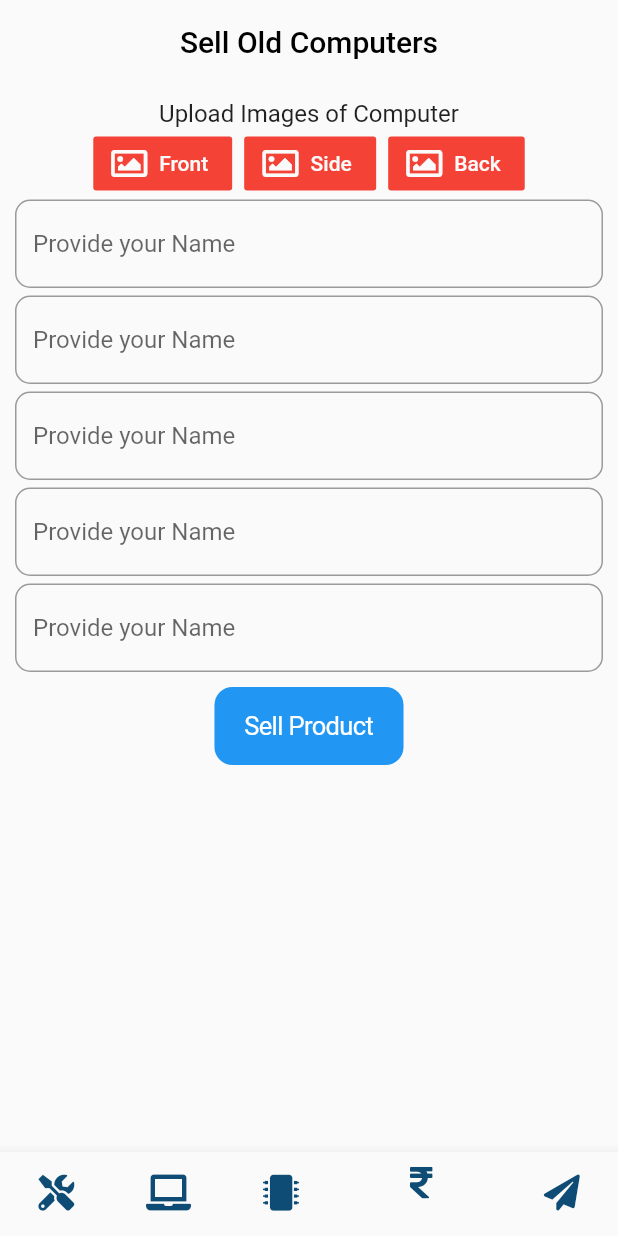
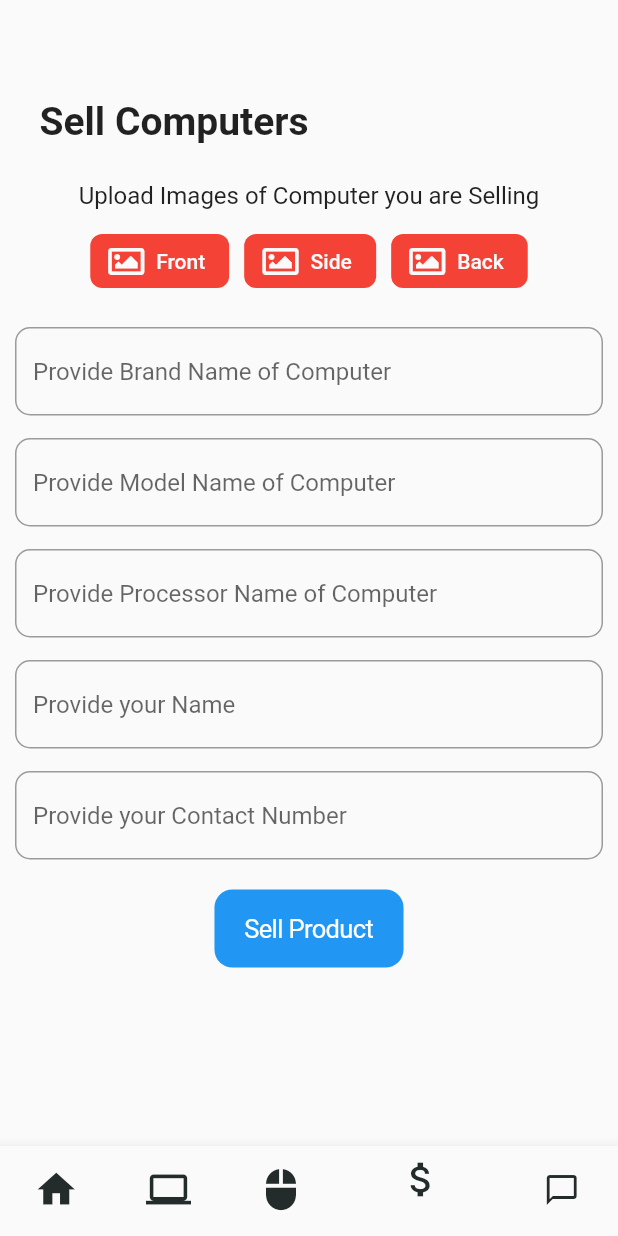
Before and after one commit to RajSolai/adcomputers_app, a Flutter app: the screen it shows after launch, item 4 of the bottom bar chosen, after a tap on "Front", on a phone screen of 412 x 824 dp. Run offline on Flutter 3.47's test engine with Material 2 defaults, Android fonts, the phone set to English and light mode, and no system bars; our stand-ins replace font_awesome_flutter, image_picker, random_string, shared_preferences; network calls fail.

Commit message:
complete revamp in ui

```diff
--- /dev/null
+++ b/lib/components/clickcard.dart
@@ -0,0 +1,41 @@
+import 'package:flutter/cupertino.dart';
+import 'package:flutter/material.dart';
+
+class ClickCard extends StatelessWidget {
+  final coverimg, textcolor, content;
+  ClickCard({this.coverimg, this.textcolor, this.content});
+  @override
+  Widget build(BuildContext context) {
+    return Container(
+        margin: EdgeInsets.all(5.0),
+        padding: EdgeInsets.all(3.0),
+        child: GestureDetector(
+          onTap: ()=>print("hello"),
+          child: Container(
+            height: 200,
+            width: 180,
+            decoration: BoxDecoration(
+                borderRadius: BorderRadius.circular(12),
+                image: DecorationImage(
+                    image: AssetImage(coverimg),
+                    fit: BoxFit.cover,
+                    colorFilter: ColorFilter.mode(
+                        Color(0xff232b2b),
+                        BlendMode.dst
+                    )
+                ),
+            ),
+            child: Container(
+              margin: EdgeInsets.fromLTRB(15, 15, 0, 0),
+              child: Text(
+                content,
+                style: TextStyle(
+                    color: textcolor,
+                    fontSize: 20,
+                    fontWeight: FontWeight.w600),
+              ),
+            ),
+          ),
+        ));
+  }
+}
--- a/lib/screens/home.dart
+++ b/lib/screens/home.dart
@@ -1,10 +1,12 @@
 import 'package:adcomputers_app/screens/tabs/buyp.dart';
 import 'package:adcomputers_app/screens/tabs/repair.dart';
 import 'package:adcomputers_app/screens/tabs/sell.dart';
+import 'package:flutter/cupertino.dart';
 import 'package:font_awesome_flutter/font_awesome_flutter.dart';
 import "package:flutter/material.dart";
 import 'package:adcomputers_app/screens/tabs/buy.dart';
 import 'package:adcomputers_app/screens/tabs/contact.dart';
+import 'package:cupertino_icons/cupertino_icons.dart' as cuicons;
 
 
 class Home extends StatefulWidget {
@@ -47,56 +49,61 @@ class _HomeState extends State<Home> {
               title: Text(
                 "Repair & Service",
                 style: TextStyle(
-                    color: Color(0xff0f4c75)
+                    color: Color(0xff232b2b)
                 ),
               ),
-              icon: FaIcon(
-                FontAwesomeIcons.tools,
-                color: Color(0xff0f4c75),
+              icon: Icon(
+                Icons.home,
+                  size: 30.0,
+                  color: Color(0xff232b2b)
               )),
           BottomNavigationBarItem(
               title: Text(
                 "Buy Computers",
                 style: TextStyle(
-                    color: Color(0xff0f4c75)
+                    color: Color(0xff232b2b)
                 ),
               ),
-              icon: FaIcon(
-                FontAwesomeIcons.laptop,
-                color: Color(0xff0f4c75),
+              icon: Icon(
+                  Icons.laptop,
+                  size: 30.0,
+                  color: Color(0xff232b2b)
               )),
           BottomNavigationBarItem(
               title: Text(
                 "Buy Peripherals",
                 style: TextStyle(
-                    color: Color(0xff0f4c75)
+                    color: Color(0xff232b2b)
                 ),
               ),
-              icon: FaIcon(
-                FontAwesomeIcons.microchip,
-                color: Color(0xff0f4c75),
-              )),
+              icon: Icon(
+                Icons.mouse,
+                  size: 30.0,
+                  color: Color(0xff232b2b)
+              )
+          ),
           BottomNavigationBarItem(
               title: Text(
                 "Sell Computers",
                 style: TextStyle(
-                    color: Color(0xff0f4c75)
+                    color: Color(0xff232b2b)
                 ),
               ),
-              icon: FaIcon(
-                  FontAwesomeIcons.rupeeSign,
-                  color: Color(0xff0f4c75)
+              icon: Icon(
+                  Icons.attach_money,
+                  size: 30.0,
+                  color: Color(0xff232b2b)
               )),
           BottomNavigationBarItem(
               title: Text(
                 "Chat",
                 style: TextStyle(
-                  color: Color(0xff0f4c75)
+                  color: Color(0xff232b2b)
                 ),
               ),
-              icon: FaIcon(
-                FontAwesomeIcons.solidPaperPlane,
-                color: Color(0xff0f4c75)
+              icon: Icon(
+                Icons.chat_bubble_outline,
+                color: Color(0xff232b2b)
               )),
         ],
         onTap: (index) {
--- a/lib/screens/splash.dart
+++ b/lib/screens/splash.dart
@@ -13,6 +13,7 @@ class _SplashState extends State<Splash> {
     SharedPreferences _prefs = await SharedPreferences.getInstance();
     if(_prefs.get("uid")==null){
       _prefs.setString("uid", randomString(10));
+      _prefs.setString("name", "");
       _navigator();
     }else{
       _navigator();
--- a/lib/screens/tabs/repair.dart
+++ b/lib/screens/tabs/repair.dart
@@ -1,4 +1,6 @@
+import 'package:flutter/cupertino.dart';
 import 'package:flutter/material.dart';
+import 'package:adcomputers_app/components/clickcard.dart';
 
 class Repair extends StatefulWidget {
   @override
@@ -10,17 +12,57 @@ class _RepairState extends State<Repair> {
   Widget build(BuildContext context) {
     return Scaffold(
       appBar: AppBar(
-        title: Text(
-          "Repair Computers",
-          style: TextStyle(
-              color: Colors.black
-          ),
-        ),
+        actions: [
+          IconButton(
+            onPressed: () => print("hello"),
+            icon: Icon(
+              CupertinoIcons.profile_circled,
+              size: 30.0,
+              color: Colors.black,
+            ),
+          )
+        ],
       ),
       body: Container(
         child: SingleChildScrollView(
           child: Column(
-
+            children: [
+              Container(
+                margin: EdgeInsets.fromLTRB(0, 0, 180, 0),
+                padding: EdgeInsets.all(5.0),
+                child: Text(
+                  "AD Computers",
+                  style: TextStyle(fontWeight: FontWeight.bold, fontSize: 26.0),
+                ),
+              ),
+              SizedBox(
+                height: 30.0,
+              ),
+              Row(
+                children: [
+                  ClickCard(
+                      content: "Physical Damage Repairs",
+                      coverimg: "assets/lapbro.jpg",
+                      textcolor: Colors.black),
+                  ClickCard(
+                      content: "RAM/HDD Upgrade",
+                      coverimg: "assets/rampic.jpg",
+                      textcolor: Colors.white),
+                ],
+              ),
+              Row(
+                children: [
+                  ClickCard(
+                      content: "Data Recovery",
+                      coverimg: "assets/datar.jpg",
+                      textcolor: Colors.white),
+                  ClickCard(
+                      content: "Trouble shooting",
+                      coverimg: "assets/tshoot.jpg",
+                      textcolor: Colors.white),
+                ],
+              ),
+            ],
           ),
         ),
       ),
--- a/lib/screens/tabs/sell.dart
+++ b/lib/screens/tabs/sell.dart
@@ -39,20 +39,17 @@ class _SellState extends State<Sell> {
     });
   }
 
-  Future postProduct() async{
-    await http.post(
-      "http",
-      body: {
-        "frontimg":base64Encode(frontImage),
-        "sideimg":base64Encode(sideImage),
-        "backimg":base64Encode(backImage),
-        "brand":brand,
-        "model":model,
-        "cpu":cpu,
-        "name":name,
-        "contact":contact
-      }
-    );
+  Future postProduct() async {
+    await http.post("http://fast-atoll-71004.herokuapp.com/api/sell", body: {
+      "frontimg": base64Encode(frontImage),
+      "sideimg": base64Encode(sideImage),
+      "backimg": base64Encode(backImage),
+      "brand": brand,
+      "model": model,
+      "cpu": cpu,
+      "name": name,
+      "contact": contact
+    });
   }
 
   String base64Encode(bytes) => base64.encode(bytes);
@@ -60,28 +57,40 @@ class _SellState extends State<Sell> {
   @override
   Widget build(BuildContext context) {
     return Scaffold(
-      appBar: AppBar(
-        centerTitle: true,
-        title: Text(
-          "Sell Old Computers",
-          style: TextStyle(
-              color: Colors.black
-          ),
-        ),
-      ),
+      appBar: AppBar(),
       body: Container(
         padding: EdgeInsets.all(10.0),
         child: SingleChildScrollView(
           child: Column(
             children: [
+              Container(
+                margin: EdgeInsets.fromLTRB(0, 0, 180, 0),
+                padding: EdgeInsets.fromLTRB(0, 0, 0, 5.0),
+                child: Text(
+                  "Sell Computers",
+                  style: TextStyle(
+                      fontWeight: FontWeight.bold,
+                      fontSize: 26.0
+                  ),
+                ),
+              ),
+              SizedBox(
+                height: 20.0,
+              ),
               Text(
-                "Upload Images of Computer",
+                "Upload Images of Computer you are Selling",
                 style: TextStyle(fontSize: 16.0),
+              ),
+              SizedBox(
+                height: 10.0,
               ),
               Row(
                 mainAxisAlignment: MainAxisAlignment.center,
                 children: [
                   FlatButton.icon(
+                      shape: RoundedRectangleBorder(
+                          borderRadius: BorderRadius.circular(8.0)
+                      ),
                       onPressed: () => getImage(1),
                       color: isImageUploaded1 ? Colors.green : Colors.red,
                       icon: FaIcon(FontAwesomeIcons.image,
@@ -90,8 +99,11 @@ class _SellState extends State<Sell> {
                         "Front",
                         style: TextStyle(color: Color(0xfffafafa)),
                       )),
-                  SizedBox(width: 8.0),
+                  SizedBox(width: 10.0),
                   FlatButton.icon(
+                    shape: RoundedRectangleBorder(
+                      borderRadius: BorderRadius.circular(8.0)
+                    ),
                       onPressed: () => getImage(2),
                       color: isImageUploaded2 ? Colors.green : Colors.red,
                       icon: FaIcon(FontAwesomeIcons.image,
@@ -100,8 +112,11 @@ class _SellState extends State<Sell> {
                         "Side",
                         style: TextStyle(color: Color(0xfffafafa)),
                       )),
-                  SizedBox(width: 8.0),
+                  SizedBox(width: 10.0),
                   FlatButton.icon(
+                      shape: RoundedRectangleBorder(
+                          borderRadius: BorderRadius.circular(8.0)
+                      ),
                       onPressed: () => getImage(3),
                       color: isImageUploaded3 ? Colors.green : Colors.red,
                       icon: FaIcon(
@@ -114,8 +129,11 @@ class _SellState extends State<Sell> {
                       ))
                 ],
               ),
+              SizedBox(
+                height: 20.0,
+              ),
               TextField(
-                onChanged: (String value){
+                onChanged: (String value) {
                   setState(() {
                     brand = value;
                   });
@@ -123,12 +141,13 @@ class _SellState extends State<Sell> {
                 decoration: InputDecoration(
                     border: OutlineInputBorder(
                         borderRadius: BorderRadius.circular(10)),
-                    hintText: "Provide your Name"),              ),
+                    hintText: "Provide Brand Name of Computer"),
+              ),
               SizedBox(
-                height: 5.0,
+                height: 15.0,
               ),
               TextField(
-                onChanged: (String value){
+                onChanged: (String value) {
                   setState(() {
                     model = value;
                   });
@@ -136,12 +155,13 @@ class _SellState extends State<Sell> {
                 decoration: InputDecoration(
                     border: OutlineInputBorder(
                         borderRadius: BorderRadius.circular(10)),
-                    hintText: "Provide your Name"),              ),
+                    hintText: "Provide Model Name of Computer"),
+              ),
               SizedBox(
-                height: 5.0,
+                height: 15.0,
               ),
               TextField(
-                onChanged: (String value){
+                onChanged: (String value) {
                   setState(() {
                     cpu = value;
                   });
@@ -149,12 +169,13 @@ class _SellState extends State<Sell> {
                 decoration: InputDecoration(
                     border: OutlineInputBorder(
                         borderRadius: BorderRadius.circular(10)),
-                    hintText: "Provide your Name"),              ),
+                    hintText: "Provide Processor Name of Computer"),
+              ),
               SizedBox(
-                height: 5.0,
+                height: 15.0,
               ),
               TextField(
-                onChanged: (String value){
+                onChanged: (String value) {
                   setState(() {
                     name = value;
                   });
@@ -162,12 +183,13 @@ class _SellState extends State<Sell> {
                 decoration: InputDecoration(
                     border: OutlineInputBorder(
                         borderRadius: BorderRadius.circular(10)),
-                    hintText: "Provide your Name"),              ),
+                    hintText: "Provide your Name"),
+              ),
               SizedBox(
-                height: 5.0,
+                height: 15.0,
               ),
               TextField(
-                onChanged: (String value){
+                onChanged: (String value) {
                   setState(() {
                     contact = value;
                   });
@@ -175,9 +197,10 @@ class _SellState extends State<Sell> {
                 decoration: InputDecoration(
                     border: OutlineInputBorder(
                         borderRadius: BorderRadius.circular(10)),
-                    hintText: "Provide your Name"),              ),
+                    hintText: "Provide your Contact Number"),
+              ),
               SizedBox(
-                height: 10.0,
+                height: 20.0,
               ),
               CupertinoButton.filled(
                   child: Text("Sell Product"), onPressed: () => print("hello"))
```
Also changed, not shown: lib/components/card.dart (+16 -24 lines), lib/components/msgbox.dart (+12 -8 lines), lib/screens/tabs/buy.dart (+14 -6 lines), lib/screens/tabs/buyp.dart (+7 -3 lines), lib/screens/tabs/contact.dart (+86 -9 lines), pubspec.yaml (+6 -4 lines), assets/datar.jpg (added), assets/lapbro.jpg (added), assets/rampic.jpg (added), assets/tshoot.jpg (added), pubspec.lock.
